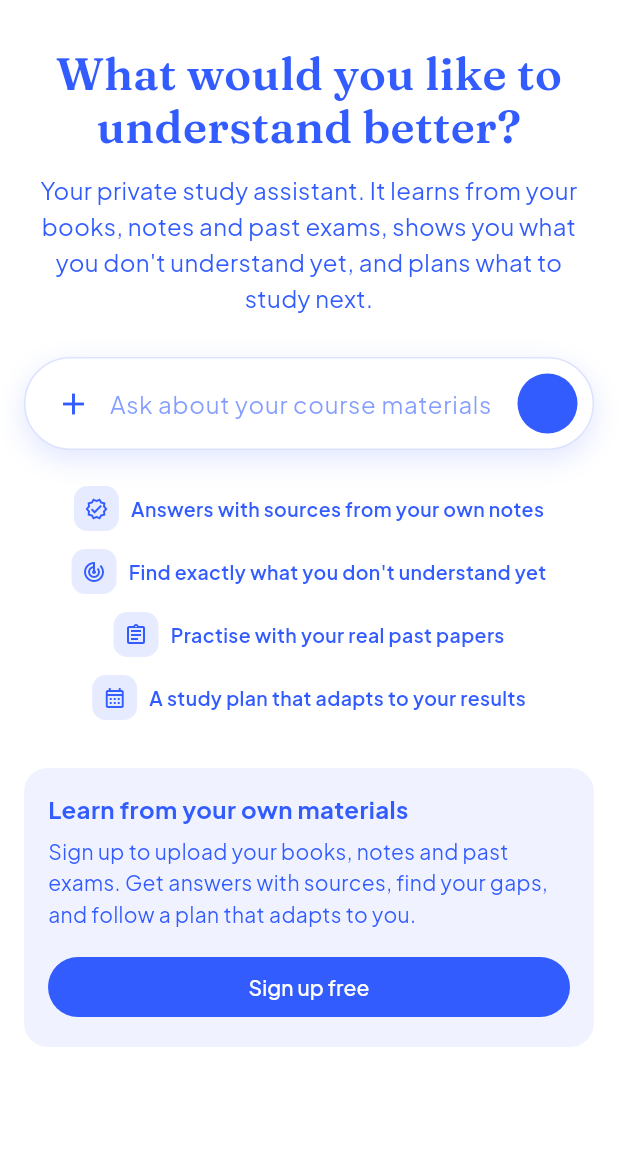
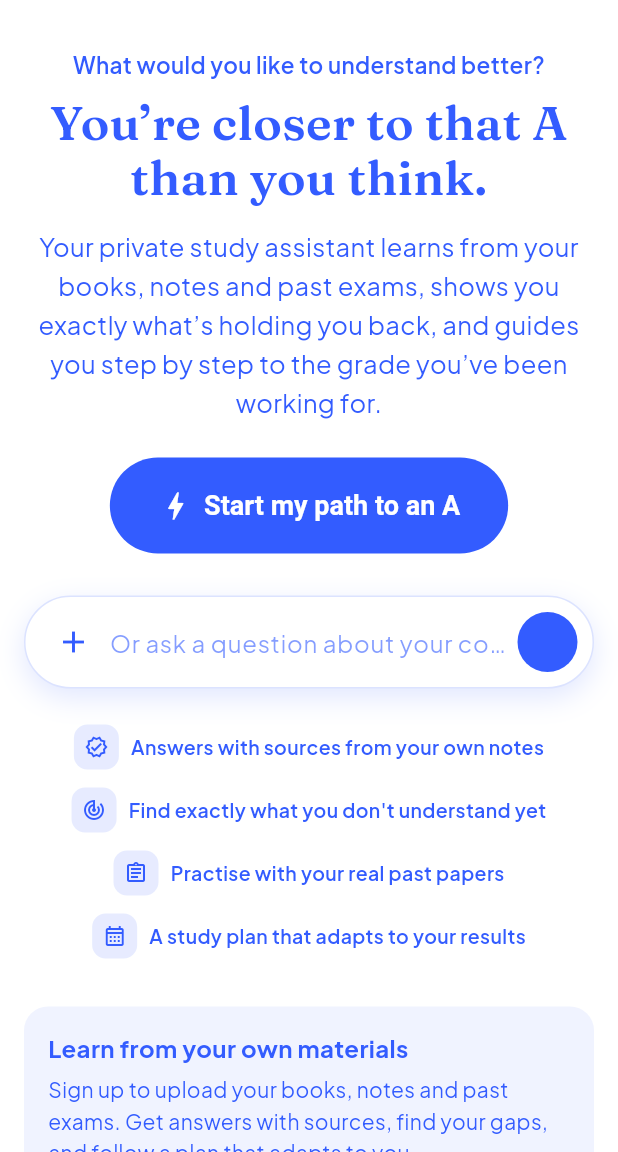
Before and after one commit to princeizere57-pixel/effective-ai-, a Flutter app: the screen it shows after launch, on a phone screen of 412 x 824 dp, the part 84-1236 px from its top. Run offline on Flutter 3.47's test engine with Material 3 defaults, Android fonts, the phone set to English and light mode, and no system bars; our stand-ins replace file_picker, fl_chart, google_fonts.

Commit message:
Welcome page: new headline, subheadline and 'Start my path to an A' call to action
Co-Authored-By: Claude Opus 5.5 <noreply@anthropic.com>

```diff
--- a/lib/screens/welcome_screen.dart
+++ b/lib/screens/welcome_screen.dart
@@ -96,14 +96,24 @@ class _Main extends StatelessWidget {
       child: Column(
         mainAxisSize: MainAxisSize.min,
         children: [
-          Text(message, textAlign: TextAlign.center, style: AppTheme.display(wide ? 40 : 30)),
-          const SizedBox(height: 12),
+          // A different welcome on every visit, above the fixed headline.
+          Text(message, textAlign: TextAlign.center, style: const TextStyle(fontSize: 15, fontWeight: FontWeight.w600)),
+          const SizedBox(height: 10),
           Text(
-            'Your private study assistant. It learns from your books, notes and past exams, '
-            'shows you what you don\'t understand yet, and plans what to study next.',
+            'You’re closer to that A than you think.',
             textAlign: TextAlign.center,
-            style: TextStyle(color: p.foreground, fontSize: 16, height: 1.5),
+            style: AppTheme.display(wide ? 44 : 32),
           ),
+          const SizedBox(height: 14),
+          Text(
+            'Your private study assistant learns from your books, notes and past exams, shows you '
+            'exactly what’s holding you back, and guides you step by step to the grade '
+            'you’ve been working for.',
+            textAlign: TextAlign.center,
+            style: TextStyle(color: p.foreground, fontSize: 17, height: 1.55),
+          ),
+          const SizedBox(height: 24),
+          const StartPathButton(large: true),
           const SizedBox(height: 28),
           Container(
             padding: const EdgeInsets.fromLTRB(8, 6, 6, 6),
@@ -126,7 +136,7 @@ class _Main extends StatelessWidget {
                     onSubmitted: (_) => onAsk(),
                     textInputAction: TextInputAction.send,
                     decoration: InputDecoration(
-                      hintText: 'Ask about your course materials',
+                      hintText: 'Or ask a question about your course materials',
                       hintStyle: TextStyle(color: p.foreground.withValues(alpha: 0.6)),
                       border: InputBorder.none,
                     ),
@@ -244,11 +254,31 @@ class _ValueCard extends StatelessWidget {
             style: TextStyle(height: 1.5),
           ),
           const SizedBox(height: 14),
-          FilledButton(
-            onPressed: () => showAccountDialog(context, signUp: true),
-            child: const Text('Sign up free'),
-          ),
+          const StartPathButton(),
         ],
+      ),
+    );
+  }
+}
+
+/// The main call to action: signing up, framed as the reward.
+class StartPathButton extends StatelessWidget {
+  const StartPathButton({super.key, this.large = false});
+
+  final bool large;
+
+  @override
+  Widget build(BuildContext context) {
+    return FilledButton.icon(
+      onPressed: () => showAccountDialog(context, signUp: true),
+      icon: Icon(Icons.bolt, size: large ? 24 : 20),
+      label: const Text('Start my path to an A'),
+      style: FilledButton.styleFrom(
+        shape: const StadiumBorder(),
+        padding: large
+            ? const EdgeInsets.symmetric(horizontal: 32, vertical: 20)
+            : const EdgeInsets.symmetric(horizontal: 20, vertical: 14),
+        textStyle: TextStyle(fontSize: large ? 18 : 15, fontWeight: FontWeight.w600),
       ),
     );
   }
@@ -269,10 +299,14 @@ class _AccountButtons extends StatelessWidget {
           child: const Text('Log in'),
         ),
         const SizedBox(width: 8),
-        FilledButton(
-          onPressed: () => showAccountDialog(context, signUp: true),
-          child: Text(compact ? 'Sign up' : 'Sign up for free'),
-        ),
+        // Phones have little room in the top bar, so they get the short label.
+        if (compact)
+          FilledButton(
+            onPressed: () => showAccountDialog(context, signUp: true),
+            child: const Text('Sign up'),
+          )
+        else
+          const StartPathButton(),
       ],
     );
   }
@@ -283,7 +317,7 @@ Future<void> showAccountDialog(BuildContext context, {required bool signUp}) {
   return showDialog<void>(
     context: context,
     builder: (context) => AlertDialog(
-      title: Text(signUp ? 'Create your account' : 'Log in'),
+      title: Text(signUp ? 'Start your path to an A' : 'Log in'),
       content: const SizedBox(
         width: 420,
         child: Text(
```
